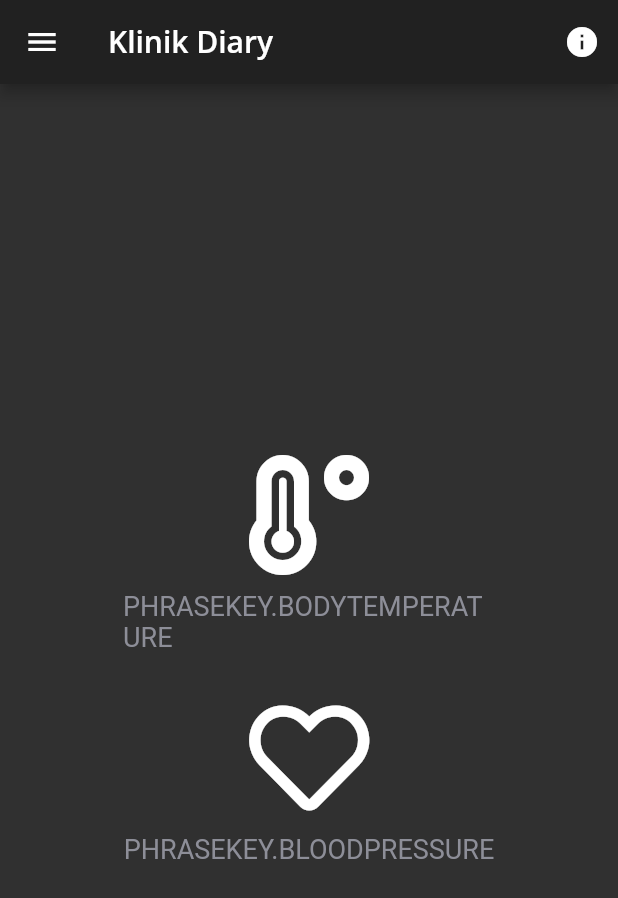
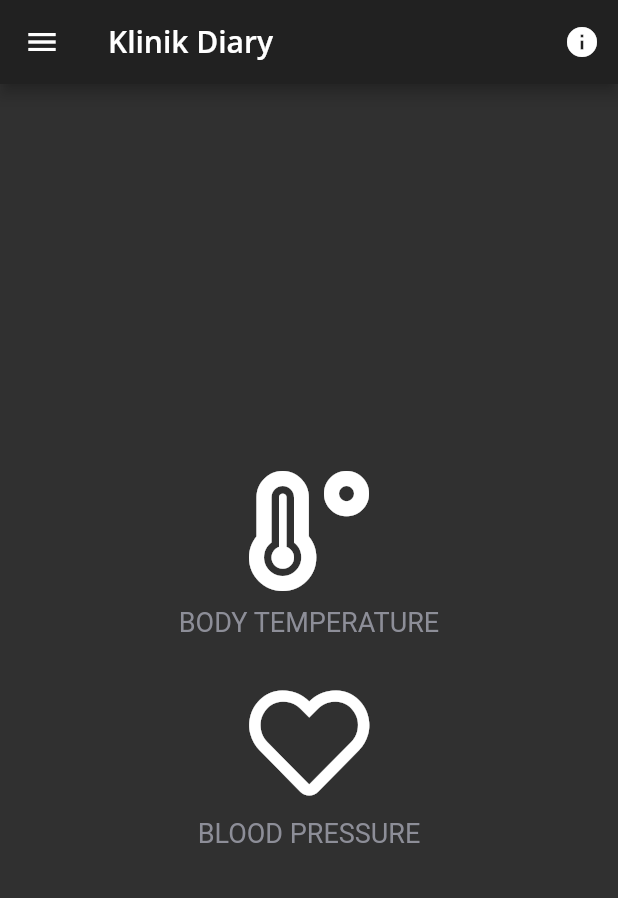
Before and after one commit to amodmulay/klinkdiary, a Flutter app: the screen it shows after launch, on a phone screen of 412 x 824 dp. Shown: the top 898 px of the screen. Run offline on Flutter 3.47's test engine with Material 2 defaults, Android fonts, the phone set to English and light mode, and no system bars; our stand-ins replace date_time_picker, fl_chart, font_awesome_flutter, google_fonts, velocity_x; generated files the repository leaves out were written again.

Commit message:
* fixed i18n of some texts, page navigation and some icons

```diff
--- a/lib/pages/blood_pressure_input_page.dart
+++ b/lib/pages/blood_pressure_input_page.dart
@@ -1,15 +1,15 @@
 import 'package:flutter/material.dart';
-import 'package:font_awesome_flutter/font_awesome_flutter.dart';
+/*import 'package:font_awesome_flutter/font_awesome_flutter.dart';
 import 'package:velocity_x/velocity_x.dart';
 import '../components/page_bottom_button.dart';
 import '../components/reusable_card.dart';
 import '../theme/constants.dart';
 import '../components/round_icon_button.dart';
-import '../data/bp_store.dart';
+import '../data/bp_store.dart';*/
 
 class BloodPressureInputPage extends StatelessWidget {
+
   const BloodPressureInputPage({Key? key}) : super(key: key);
-
 
   @override
   Widget build(BuildContext context) {
--- a/lib/pages/homepage.dart
+++ b/lib/pages/homepage.dart
@@ -3,41 +3,29 @@ import '../i18n/i18n.dart';
 import 'package:font_awesome_flutter/font_awesome_flutter.dart';
 import 'package:klinikdiary/components/icon_content.dart';
 import 'package:klinikdiary/components/reusable_card.dart';
-import '../data/body_temperature_record.dart';
-import '../widgets/styles.dart';
 import 'pages.dart';
 import '../theme/constants.dart';
-import '../i18n/i18n.dart';
 
 class Homepage extends StatelessWidget {
   const Homepage({Key? key}) : super(key: key);
 
   @override
   Widget build(BuildContext context) {
- /*   final Widget _bodyTemperaturePageButton = ElevatedButton(
-        style: Styles.buttonStyle,
-        onPressed: () {
-          Navigator.pushNamed(context, Pages.bodyTemperatureList,
-              arguments: BodyTemperatureRecord.now(bodyTemperature: 37.5));
-        },
-        child: const Text('Body Temperature')); */
-
     final Widget _bodyTemperaturePageButton = ReusableCard(
         color: kActiveCardColor,
         child: IconContent(
-            label: PhraseKey.bodyTemperature.toString(),
+            label: context.localize(PhraseKey.bodyTemperature),
             icon: FontAwesomeIcons.temperatureHigh
         ),
-    onTap: (){
-      Navigator.pushNamed(context, Pages.bodyTemperatureList,
-          arguments: BodyTemperatureRecord.now(bodyTemperature: 37.5));
-    }
+        onTap: () {
+          Navigator.pushNamed(context, Pages.bodyTemperatureList);
+        }
     );
 
-    final Widget _bloodPreassurePageButton = ReusableCard(
+    final Widget _bloodPressurePageButton = ReusableCard(
         color: kActiveCardColor,
         child: IconContent(
-          label: PhraseKey.bloodPressure.toString(),
+          label: context.localize(PhraseKey.bloodPressure),
           icon: FontAwesomeIcons.heart,
         ),
         onTap: () {
@@ -65,17 +53,17 @@ class Homepage extends StatelessWidget {
         drawer: Drawer(
           child: ListView(children: [
             ListTile(
-                leading: const Icon(Icons.thermostat),
+                leading: const Icon(FontAwesomeIcons.temperatureHigh),
                 title: Text(context.localize(PhraseKey.bodyTemperature)),
                 onTap: () {
-                  Navigator.pushNamed(context, Pages.bodyTemperatureList,
-                      arguments:
-                          BodyTemperatureRecord.now(bodyTemperature: 37.5));
+                  Navigator.pushNamed(context, Pages.bodyTemperatureList);
                 }),
             ListTile(
-                leading: const Icon(Icons.opacity),
-                title: const Text("fix this"),
-                onTap: () {})
+                leading: const Icon(FontAwesomeIcons.heart),
+                title: Text(context.localize(PhraseKey.bloodPressure)),
+                onTap: () {
+                  Navigator.pushNamed(context, Pages.bloodPressure);
+                })
           ]),
         ),
         body: Center(
@@ -89,7 +77,7 @@ class Homepage extends StatelessWidget {
                 children: <Widget>[
                   _bodyTemperaturePageButton,
                   const SizedBox(height: 10.0),
-                  _bloodPreassurePageButton
+                  _bloodPressurePageButton
                 ],
               ),
             ),
```
